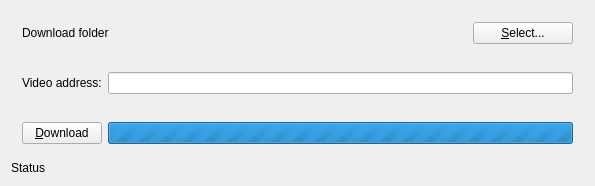
hekkup/yle-downloader-gui, file MainWindow.ui: the form before one commit.
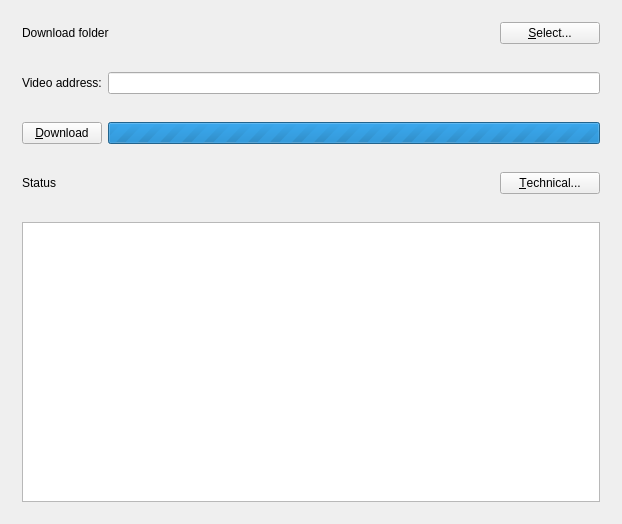
The form after the commit.

Commit message: made downloader output visible in the gui

Diff of the .ui file:
```diff
--- a/MainWindow.ui
+++ b/MainWindow.ui
@@ -6,15 +6,37 @@
    <rect>
     <x>0</x>
     <y>0</y>
-    <width>595</width>
-    <height>126</height>
+    <width>600</width>
+    <height>439</height>
    </rect>
   </property>
   <property name="windowTitle">
    <string>YLE Areena downloader</string>
   </property>
   <widget class="QWidget" name="centralWidget">
+   <property name="sizePolicy">
+    <sizepolicy hsizetype="Expanding" vsizetype="Minimum">
+     <horstretch>0</horstretch>
+     <verstretch>0</verstretch>
+    </sizepolicy>
+   </property>
    <layout class="QVBoxLayout" name="verticalLayout">
+    <property name="sizeConstraint">
+     <enum>QLayout::SetFixedSize</enum>
+    </property>
+    <item>
+     <spacer name="horizontalSpacer">
+      <property name="orientation">
+       <enum>Qt::Horizontal</enum>
+      </property>
+      <property name="sizeHint" stdset="0">
+       <size>
+        <width>600</width>
+        <height>0</height>
+       </size>
+      </property>
+     </spacer>
+    </item>
     <item>
      <widget class="QWidget" name="destDirWidget" native="true">
       <layout class="QHBoxLayout" name="horizontalLayout">
@@ -76,19 +98,63 @@
          <property name="maximum">
           <number>0</number>
          </property>
-         <property name="value">
-          <number>3913</number>
+        </widget>
+       </item>
+      </layout>
+     </widget>
+    </item>
+    <item>
+     <widget class="QWidget" name="statusWidget" native="true">
+      <layout class="QHBoxLayout" name="horizontalLayout_4">
+       <item>
+        <widget class="QLabel" name="statusLabel">
+         <property name="text">
+          <string>Status</string>
          </property>
         </widget>
        </item>
+       <item>
+        <widget class="QPushButton" name="detailsButton">
+         <property name="maximumSize">
+          <size>
+           <width>100</width>
+           <height>16777215</height>
+          </size>
+         </property>
+         <property name="text">
+          <string>&amp;Technical...</string>
+         </property>
+         <property name="checkable">
+          <bool>true</bool>
+         </property>
+         <property name="checked">
+          <bool>false</bool>
+         </property>
+         <property name="flat">
+          <bool>false</bool>
+         </property>
+        </widget>
+       </item>
       </layout>
      </widget>
     </item>
     <item>
-     <widget class="QLabel" name="statusLabel">
-      <property name="text">
-       <string>Status</string>
-      </property>
+     <widget class="QWidget" name="detailsWidget" native="true">
+      <layout class="QHBoxLayout" name="horizontalLayout_5">
+       <item>
+        <widget class="QPlainTextEdit" name="detailsTextEdit">
+         <property name="minimumSize">
+          <size>
+           <width>0</width>
+           <height>280</height>
+          </size>
+         </property>
+         <property name="readOnly">
+          <bool>true</bool>
+         </property>
+        </widget>
+       </item>
+      </layout>
      </widget>
     </item>
    </layout>
```
The commit also changes 7 other files.
